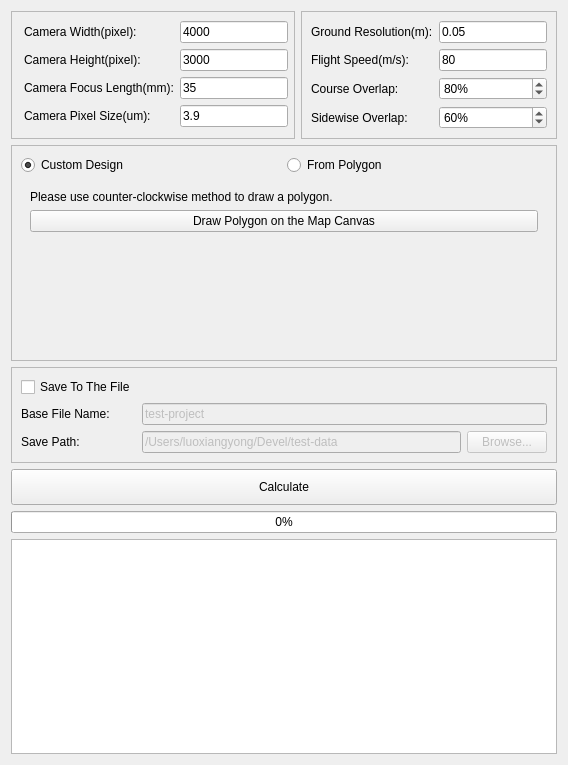
Old version of the form sprp_dialog_base.ui in the repository luoxiangyong/qgissprp.
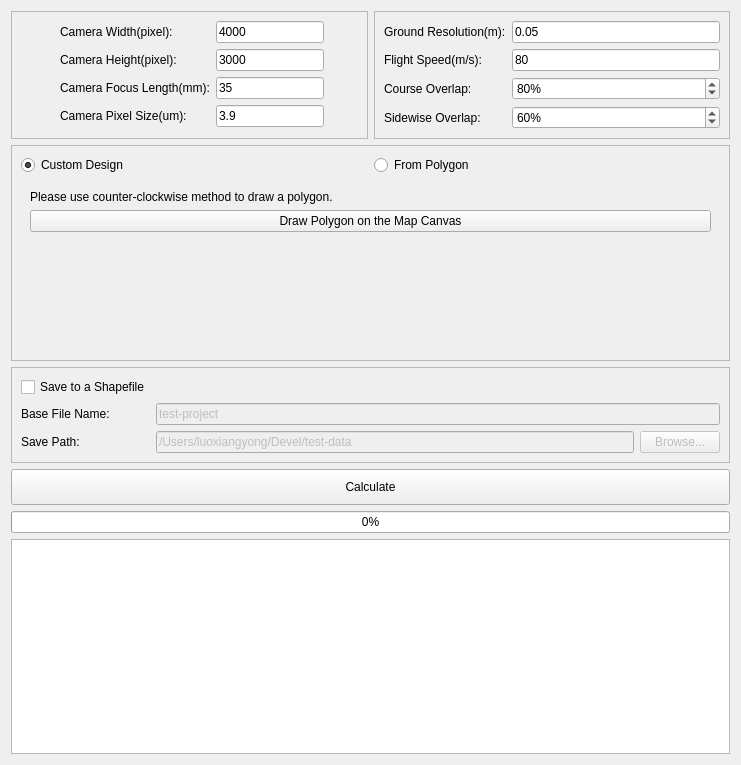
New version of the form. The open tabs and pages were chosen to show the change.

Diff of the .ui file:
```diff
--- a/sprp_dialog_base.ui
+++ b/sprp_dialog_base.ui
@@ -6,7 +6,7 @@
    <rect>
     <x>0</x>
     <y>0</y>
-    <width>568</width>
+    <width>741</width>
     <height>765</height>
    </rect>
   </property>
@@ -439,7 +439,7 @@
         <item row="0" column="0">
          <widget class="QCheckBox" name="saveCheckBox">
           <property name="text">
-           <string>Save To The File</string>
+           <string>Save to a Shapefile</string>
           </property>
          </widget>
         </item>
```
Left out of the diff: 4 changed lines with no effect on the pictures.
